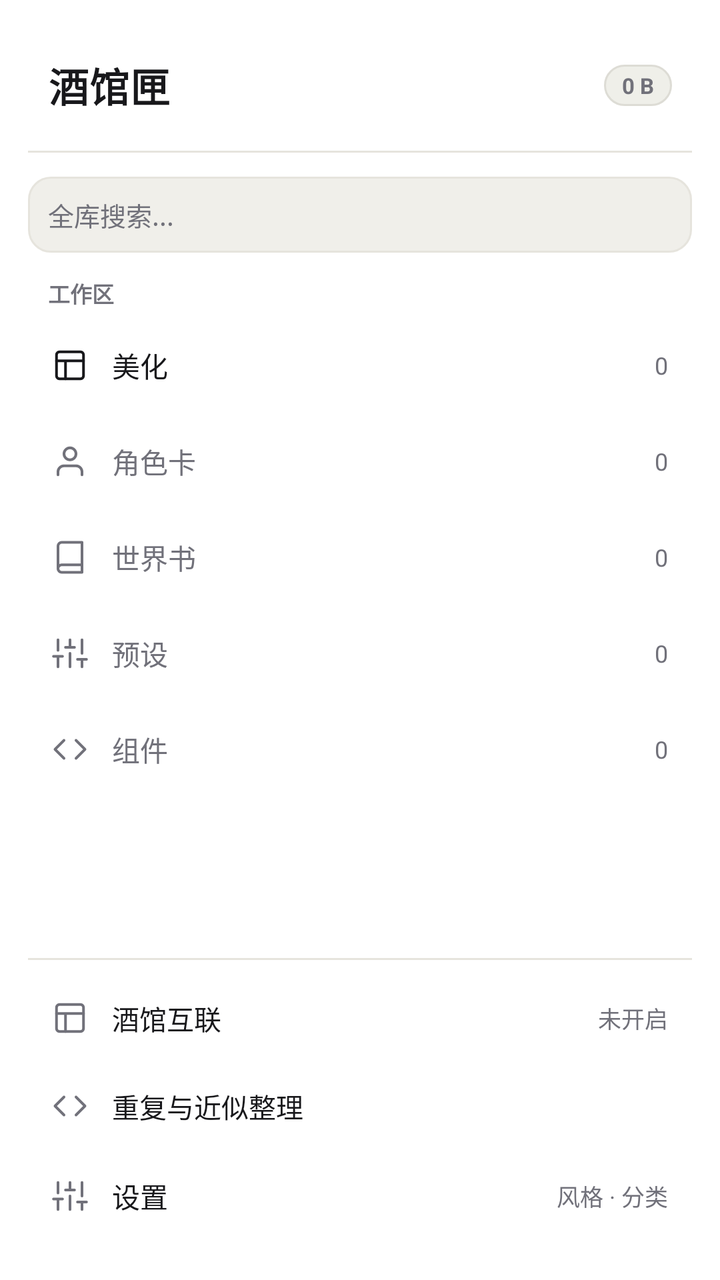
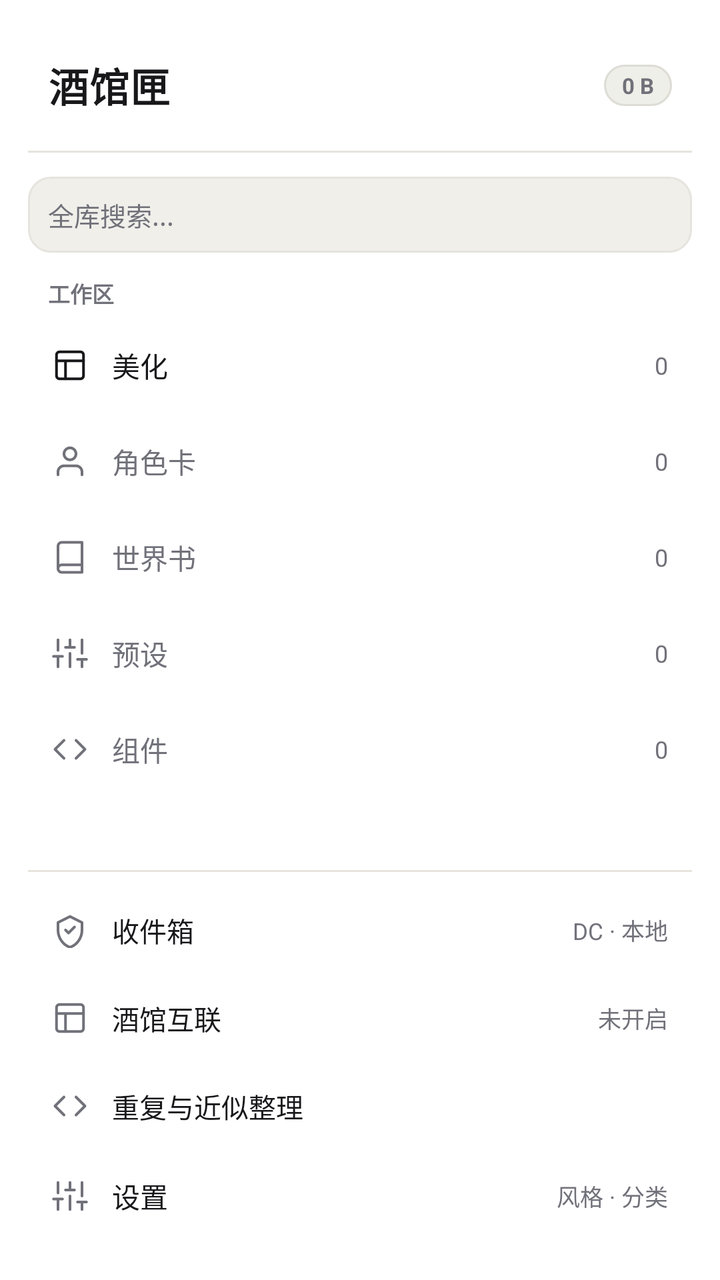

An Android layout rendered at two revisions. The XML below is the earlier revision; the diff shows what the commit changed to produce the second picture.
<!-- AndroidManifest.xml: application theme Theme.STThemeVault -->
<!-- res/layout/layout_drawer.xml -->
<?xml version="1.0" encoding="utf-8"?>
<LinearLayout xmlns:android="http://schemas.android.com/apk/res/android"
    xmlns:app="http://schemas.android.com/apk/res-auto"
    android:layout_width="276dp"
    android:layout_height="match_parent"
    android:layout_gravity="start"
    android:background="@color/surface"
    android:clickable="true"
    android:focusable="true"
    android:orientation="vertical"
    android:paddingHorizontal="14dp"
    android:paddingTop="28dp"
    android:paddingBottom="20dp">

    
    <LinearLayout
        android:layout_width="match_parent"
        android:layout_height="wrap_content"
        android:gravity="center_vertical"
        android:orientation="horizontal"
        android:paddingHorizontal="10dp"
        android:paddingBottom="18dp">

        <TextView
            android:layout_width="0dp"
            android:layout_height="wrap_content"
            android:layout_weight="1"
            android:letterSpacing="0.02"
            android:text="酒馆匣"
            android:textColor="@color/text_primary"
            android:textSize="20sp"
            android:textStyle="bold" />

        <TextView
            android:id="@+id/tvDrawerTotalSize"
            android:layout_width="wrap_content"
            android:layout_height="wrap_content"
            android:background="@drawable/bg_pill_accent"
            android:paddingHorizontal="9dp"
            android:paddingVertical="3dp"
            android:text="0 B"
            android:textColor="@color/text_muted"
            android:textSize="11sp"
            android:textStyle="bold" />
    </LinearLayout>

    <View
        android:layout_width="match_parent"
        android:layout_height="1dp"
        android:layout_marginBottom="12dp"
        android:background="@color/border" />

    
    <LinearLayout
        android:layout_width="match_parent"
        android:layout_height="38dp"
        android:layout_marginBottom="12dp"
        android:background="@drawable/bg_input"
        android:gravity="center_vertical"
        android:orientation="horizontal"
        android:paddingHorizontal="10dp">

        <EditText
            android:id="@+id/etDrawerGlobalSearch"
            android:layout_width="0dp"
            android:layout_height="match_parent"
            android:layout_weight="1"
            android:background="@android:color/transparent"
            android:hint="全库搜索..."
            android:imeOptions="actionSearch"
            android:inputType="text"
            android:singleLine="true"
            android:textColor="@color/text_primary"
            android:textColorHint="@color/text_muted"
            android:textSize="13sp" />

        <TextView
            android:id="@+id/btnDrawerSearchClear"
            android:layout_width="wrap_content"
            android:layout_height="wrap_content"
            android:clickable="true"
            android:focusable="true"
            android:paddingHorizontal="6dp"
            android:paddingVertical="4dp"
            android:text="✕"
            android:textColor="@color/text_muted"
            android:textSize="12sp"
            android:visibility="gone" />
    </LinearLayout>

    
    <TextView
        android:id="@+id/tvDrawerSearchEmpty"
        android:layout_width="match_parent"
        android:layout_height="wrap_content"
        android:gravity="center"
        android:paddingVertical="24dp"
        android:text="未找到匹配资源"
        android:textColor="@color/text_muted"
        android:textSize="12.5sp"
        android:visibility="gone" />

    <androidx.recyclerview.widget.RecyclerView
        android:id="@+id/rvDrawerGlobalSearch"
        android:layout_width="match_parent"
        android:layout_height="0dp"
        android:layout_weight="1"
        android:visibility="gone" />

    
    <LinearLayout
        android:id="@+id/drawerNavGroup"
        android:layout_width="match_parent"
        android:layout_height="0dp"
        android:layout_weight="1"
        android:orientation="vertical">

    <TextView
        android:layout_width="wrap_content"
        android:layout_height="wrap_content"
        android:layout_marginBottom="6dp"
        android:paddingHorizontal="10dp"
        android:text="工作区"
        android:textColor="@color/text_muted"
        android:textSize="11sp"
        android:textStyle="bold" />

    
    <LinearLayout
        android:id="@+id/drawerItemThemes"
        android:layout_width="match_parent"
        android:layout_height="44dp"
        android:layout_marginBottom="4dp"
        android:clickable="true"
        android:focusable="true"
        android:gravity="center_vertical"
        android:orientation="horizontal"
        android:paddingHorizontal="12dp">

        <ImageView
            android:id="@+id/ivDrawerThemes"
            android:layout_width="18dp"
            android:layout_height="18dp"
            android:src="@drawable/ic_module_theme"
            app:tint="@color/text_primary" />

        <TextView
            android:id="@+id/tvDrawerThemes"
            android:layout_width="0dp"
            android:layout_height="wrap_content"
            android:layout_marginStart="12dp"
            android:layout_weight="1"
            android:text="美化"
            android:textColor="@color/text_primary"
            android:textSize="14sp" />

        <TextView
            android:id="@+id/tvCountThemes"
            android:layout_width="wrap_content"
            android:layout_height="wrap_content"
            android:text="0"
            android:textColor="@color/text_muted"
            android:textSize="12sp" />
    </LinearLayout>

    
    <LinearLayout
        android:id="@+id/drawerItemCharacters"
        android:layout_width="match_parent"
        android:layout_height="44dp"
        android:layout_marginBottom="4dp"
        android:clickable="true"
        android:focusable="true"
        android:gravity="center_vertical"
        android:orientation="horizontal"
        android:paddingHorizontal="12dp">

        <ImageView
            android:id="@+id/ivDrawerCharacters"
            android:layout_width="18dp"
            android:layout_height="18dp"
            android:src="@drawable/ic_module_character"
            app:tint="@color/text_muted" />

        <TextView
            android:id="@+id/tvDrawerCharacters"
            android:layout_width="0dp"
            android:layout_height="wrap_content"
            android:layout_marginStart="12dp"
            android:layout_weight="1"
            android:text="角色卡"
            android:textColor="@color/text_muted"
            android:textSize="14sp" />

        <TextView
            android:id="@+id/tvCountChars"
            android:layout_width="wrap_content"
            android:layout_height="wrap_content"
            android:text="0"
            android:textColor="@color/text_muted"
            android:textSize="12sp" />
    </LinearLayout>

    
    <LinearLayout
        android:id="@+id/drawerItemWorldBooks"
        android:layout_width="match_parent"
        android:layout_height="44dp"
        android:layout_marginBottom="4dp"
        android:clickable="true"
        android:focusable="true"
        android:gravity="center_vertical"
        android:orientation="horizontal"
        android:paddingHorizontal="12dp">

        <ImageView
            android:id="@+id/ivDrawerWorldBooks"
            android:layout_width="18dp"
            android:layout_height="18dp"
            android:src="@drawable/ic_module_worldbook"
            app:tint="@color/text_muted" />

        <TextView
            android:id="@+id/tvDrawerWorldBooks"
            android:layout_width="0dp"
            android:layout_height="wrap_content"
            android:layout_marginStart="12dp"
            android:layout_weight="1"
            android:text="世界书"
            android:textColor="@color/text_muted"
            android:textSize="14sp" />

        <TextView
            android:id="@+id/tvCountBooks"
            android:layout_width="wrap_content"
            android:layout_height="wrap_content"
            android:text="0"
            android:textColor="@color/text_muted"
            android:textSize="12sp" />
    </LinearLayout>

    
    <LinearLayout
        android:id="@+id/drawerItemPresets"
        android:layout_width="match_parent"
        android:layout_height="44dp"
        android:layout_marginBottom="4dp"
        android:clickable="true"
        android:focusable="true"
        android:gravity="center_vertical"
        android:orientation="horizontal"
        android:paddingHorizontal="12dp">

        <ImageView
            android:id="@+id/ivDrawerPresets"
            android:layout_width="18dp"
            android:layout_height="18dp"
            android:src="@drawable/ic_module_preset"
            app:tint="@color/text_muted" />

        <TextView
            android:id="@+id/tvDrawerPresets"
            android:layout_width="0dp"
            android:layout_height="wrap_content"
            android:layout_marginStart="12dp"
            android:layout_weight="1"
            android:text="预设"
            android:textColor="@color/text_muted"
            android:textSize="14sp" />

        <TextView
            android:id="@+id/tvCountPresets"
            android:layout_width="wrap_content"
            android:layout_height="wrap_content"
            android:text="0"
            android:textColor="@color/text_muted"
            android:textSize="12sp" />
    </LinearLayout>

    
    <LinearLayout
        android:id="@+id/drawerItemComponents"
        android:layout_width="match_parent"
        android:layout_height="44dp"
        android:layout_marginBottom="4dp"
        android:clickable="true"
        android:focusable="true"
        android:gravity="center_vertical"
        android:orientation="horizontal"
        android:paddingHorizontal="12dp">

        <ImageView
            android:id="@+id/ivDrawerComponents"
            android:layout_width="18dp"
            android:layout_height="18dp"
            android:src="@drawable/ic_module_component"
            app:tint="@color/text_muted" />

        <TextView
            android:id="@+id/tvDrawerComponents"
            android:layout_width="0dp"
            android:layout_height="wrap_content"
            android:layout_marginStart="12dp"
            android:layout_weight="1"
            android:text="组件"
            android:textColor="@color/text_muted"
            android:textSize="14sp" />

        <TextView
            android:id="@+id/tvCountComps"
            android:layout_width="wrap_content"
            android:layout_height="wrap_content"
            android:text="0"
            android:textColor="@color/text_muted"
            android:textSize="12sp" />
    </LinearLayout>

    </LinearLayout>

    <View
        android:layout_width="match_parent"
        android:layout_height="1dp"
        android:layout_marginBottom="8dp"
        android:background="@color/border" />

    
    <LinearLayout
        android:id="@+id/drawerItemBridge"
        android:layout_width="match_parent"
        android:layout_height="42dp"
        android:layout_marginBottom="2dp"
        android:clickable="true"
        android:focusable="true"
        android:gravity="center_vertical"
        android:orientation="horizontal"
        android:paddingHorizontal="12dp">

        <ImageView
            android:layout_width="18dp"
            android:layout_height="18dp"
            android:src="@drawable/ic_module_theme"
            app:tint="@color/text_muted" />

        <TextView
            android:layout_width="0dp"
            android:layout_height="wrap_content"
            android:layout_marginStart="12dp"
            android:layout_weight="1"
            android:text="酒馆互联"
            android:textColor="@color/text_primary"
            android:textSize="13.5sp" />

        <TextView
            android:id="@+id/tvDrawerBridgeStatus"
            android:layout_width="wrap_content"
            android:layout_height="wrap_content"
            android:text="未开启"
            android:textColor="@color/text_muted"
            android:textSize="11.5sp" />
    </LinearLayout>

    
    <LinearLayout
        android:id="@+id/drawerItemDedup"
        android:layout_width="match_parent"
        android:layout_height="42dp"
        android:layout_marginBottom="2dp"
        android:clickable="true"
        android:focusable="true"
        android:gravity="center_vertical"
        android:orientation="horizontal"
        android:paddingHorizontal="12dp">

        <ImageView
            android:layout_width="18dp"
            android:layout_height="18dp"
            android:src="@drawable/ic_module_component"
            app:tint="@color/text_muted" />

        <TextView
            android:layout_width="0dp"
            android:layout_height="wrap_content"
            android:layout_marginStart="12dp"
            android:layout_weight="1"
            android:text="重复与近似整理"
            android:textColor="@color/text_primary"
            android:textSize="13.5sp" />
    </LinearLayout>

    
    <LinearLayout
        android:id="@+id/drawerItemSettings"
        android:layout_width="match_parent"
        android:layout_height="44dp"
        android:clickable="true"
        android:focusable="true"
        android:gravity="center_vertical"
        android:orientation="horizontal"
        android:paddingHorizontal="12dp">

        <ImageView
            android:layout_width="18dp"
            android:layout_height="18dp"
            android:src="@drawable/ic_module_preset"
            app:tint="@color/text_muted" />

        <TextView
            android:layout_width="0dp"
            android:layout_height="wrap_content"
            android:layout_marginStart="12dp"
            android:layout_weight="1"
            android:text="设置"
            android:textColor="@color/text_primary"
            android:textSize="14sp" />

        <TextView
            android:layout_width="wrap_content"
            android:layout_height="wrap_content"
            android:text="风格 · 分类"
            android:textColor="@color/text_muted"
            android:textSize="11.5sp" />
    </LinearLayout>
</LinearLayout>
<!-- resources referenced by this layout -->
<resources>
  <color name="border">#E6E4DD</color>
  <color name="surface">#FFFFFF</color>
  <color name="text_muted">#71717A</color>
  <color name="text_primary">#18181B</color>
  <!-- drawable bg_input (drawable) -->
  <?xml version="1.0" encoding="utf-8"?>
  <shape xmlns:android="http://schemas.android.com/apk/res/android" android:shape="rectangle">
      <solid android:color="@color/surface_2" />
      <corners android:radius="11dp" />
      <stroke android:width="1dp" android:color="@color/border" />
  </shape>
  <!-- drawable bg_pill_accent (drawable) -->
  <?xml version="1.0" encoding="utf-8"?>
  <shape xmlns:android="http://schemas.android.com/apk/res/android" android:shape="rectangle">
      <solid android:color="@color/pill_accent_bg" />
      <corners android:radius="999dp" />
      <stroke android:width="1dp" android:color="@color/pill_accent_stroke" />
  </shape>
  <!-- drawable ic_module_component (drawable) -->
  <?xml version="1.0" encoding="utf-8"?>
  <vector xmlns:android="http://schemas.android.com/apk/res/android"
      android:width="20dp"
      android:height="20dp"
      android:viewportWidth="24"
      android:viewportHeight="24">
      <path
          android:fillColor="@android:color/transparent"
          android:pathData="M16,18l6,-6l-6,-6M8,6l-6,6l6,6"
          android:strokeWidth="1.8"
          android:strokeColor="#FFFFFF"
          android:strokeLineCap="round"
          android:strokeLineJoin="round" />
  </vector>
  <!-- drawable ic_module_preset (drawable) -->
  <?xml version="1.0" encoding="utf-8"?>
  <vector xmlns:android="http://schemas.android.com/apk/res/android"
      android:width="20dp"
      android:height="20dp"
      android:viewportWidth="24"
      android:viewportHeight="24">
      <path
          android:fillColor="@android:color/transparent"
          android:pathData="M4,21v-7M4,10V3M12,21v-9M12,8V3M20,21v-5M20,12V3M1,14h6M9,8h6M17,16h6"
          android:strokeWidth="1.8"
          android:strokeColor="#FFFFFF"
          android:strokeLineCap="round"
          android:strokeLineJoin="round" />
  </vector>
  <!-- drawable ic_module_theme (drawable) -->
  <?xml version="1.0" encoding="utf-8"?>
  <vector xmlns:android="http://schemas.android.com/apk/res/android"
      android:width="20dp"
      android:height="20dp"
      android:viewportWidth="24"
      android:viewportHeight="24">
      <path
          android:fillColor="@android:color/transparent"
          android:pathData="M3,5a2,2 0,0 1,2 -2h14a2,2 0,0 1,2 2v14a2,2 0,0 1,-2 2H5a2,2 0,0 1,-2 -2V5z"
          android:strokeWidth="1.8"
          android:strokeColor="#FFFFFF"
          android:strokeLineJoin="round" />
      <path
          android:fillColor="@android:color/transparent"
          android:pathData="M3,9h18M9,21V9"
          android:strokeWidth="1.8"
          android:strokeColor="#FFFFFF"
          android:strokeLineCap="round" />
  </vector>
  <color name="surface_2">#F0EFEA</color>
  <color name="pill_accent_bg">#EFEFE9</color>
  <color name="pill_accent_stroke">#DDDCD5</color>
  <color name="accent">#18181B</color>
  <color name="on_accent">#FFFFFF</color>
  <color name="bg">#F7F7F5</color>
  <!-- unchanged entries left out for length: 3 -->
</resources>

<!-- the commit's change to res/layout/layout_drawer.xml (unified diff, before → after) -->
@@ -325,7 +325,7 @@
 
     
     <LinearLayout
-        android:id="@+id/drawerItemBridge"
+        android:id="@+id/drawerItemInbox"
         android:layout_width="match_parent"
         android:layout_height="42dp"
         android:layout_marginBottom="2dp"
@@ -338,30 +338,30 @@
         <ImageView
             android:layout_width="18dp"
             android:layout_height="18dp"
-            android:src="@drawable/ic_module_theme"
-            app:tint="@color/text_muted" />
-
-        <TextView
-            android:layout_width="0dp"
-            android:layout_height="wrap_content"
-            android:layout_marginStart="12dp"
-            android:layout_weight="1"
-            android:text="酒馆互联"
+            android:src="@drawable/ic_nav_vault"
+            app:tint="@color/text_muted" />
+
+        <TextView
+            android:layout_width="0dp"
+            android:layout_height="wrap_content"
+            android:layout_marginStart="12dp"
+            android:layout_weight="1"
+            android:text="收件箱"
             android:textColor="@color/text_primary"
             android:textSize="13.5sp" />
 
         <TextView
-            android:id="@+id/tvDrawerBridgeStatus"
-            android:layout_width="wrap_content"
-            android:layout_height="wrap_content"
-            android:text="未开启"
+            android:id="@+id/tvDrawerInboxStatus"
+            android:layout_width="wrap_content"
+            android:layout_height="wrap_content"
+            android:text="DC · 本地"
             android:textColor="@color/text_muted"
             android:textSize="11.5sp" />
     </LinearLayout>
 
     
     <LinearLayout
-        android:id="@+id/drawerItemDedup"
+        android:id="@+id/drawerItemBridge"
         android:layout_width="match_parent"
         android:layout_height="42dp"
         android:layout_marginBottom="2dp"
@@ -374,6 +374,42 @@
         <ImageView
             android:layout_width="18dp"
             android:layout_height="18dp"
+            android:src="@drawable/ic_module_theme"
+            app:tint="@color/text_muted" />
+
+        <TextView
+            android:layout_width="0dp"
+            android:layout_height="wrap_content"
+            android:layout_marginStart="12dp"
+            android:layout_weight="1"
+            android:text="酒馆互联"
+            android:textColor="@color/text_primary"
+            android:textSize="13.5sp" />
+
+        <TextView
+            android:id="@+id/tvDrawerBridgeStatus"
+            android:layout_width="wrap_content"
+            android:layout_height="wrap_content"
+            android:text="未开启"
+            android:textColor="@color/text_muted"
+            android:textSize="11.5sp" />
+    </LinearLayout>
+
+    
+    <LinearLayout
+        android:id="@+id/drawerItemDedup"
+        android:layout_width="match_parent"
+        android:layout_height="42dp"
+        android:layout_marginBottom="2dp"
+        android:clickable="true"
+        android:focusable="true"
+        android:gravity="center_vertical"
+        android:orientation="horizontal"
+        android:paddingHorizontal="12dp">
+
+        <ImageView
+            android:layout_width="18dp"
+            android:layout_height="18dp"
             android:src="@drawable/ic_module_component"
             app:tint="@color/text_muted" />
 
<!-- resource entries referenced after the edit -->
@@ -68,6 +68,28 @@
           android:strokeColor="#FFFFFF"
           android:strokeLineCap="round" />
   </vector>
+  <!-- drawable ic_nav_vault (drawable) -->
+  <?xml version="1.0" encoding="utf-8"?>
+  <vector xmlns:android="http://schemas.android.com/apk/res/android"
+      android:width="24dp"
+      android:height="24dp"
+      android:viewportWidth="24"
+      android:viewportHeight="24">
+      <path
+          android:fillColor="@android:color/transparent"
+          android:pathData="M12,3L4,7v5c0,5.25 3.4,10.05 8,11.5c4.6,-1.45 8,-6.25 8,-11.5V7L12,3z"
+          android:strokeWidth="1.8"
+          android:strokeColor="#FFFFFF"
+          android:strokeLineCap="round"
+          android:strokeLineJoin="round" />
+      <path
+          android:fillColor="@android:color/transparent"
+          android:pathData="M9,12l2,2l4,-4"
+          android:strokeWidth="1.8"
+          android:strokeColor="#FFFFFF"
+          android:strokeLineCap="round"
+          android:strokeLineJoin="round" />
+  </vector>
   <color name="surface_2">#F0EFEA</color>
   <color name="pill_accent_bg">#EFEFE9</color>
   <color name="pill_accent_stroke">#DDDCD5</color>
